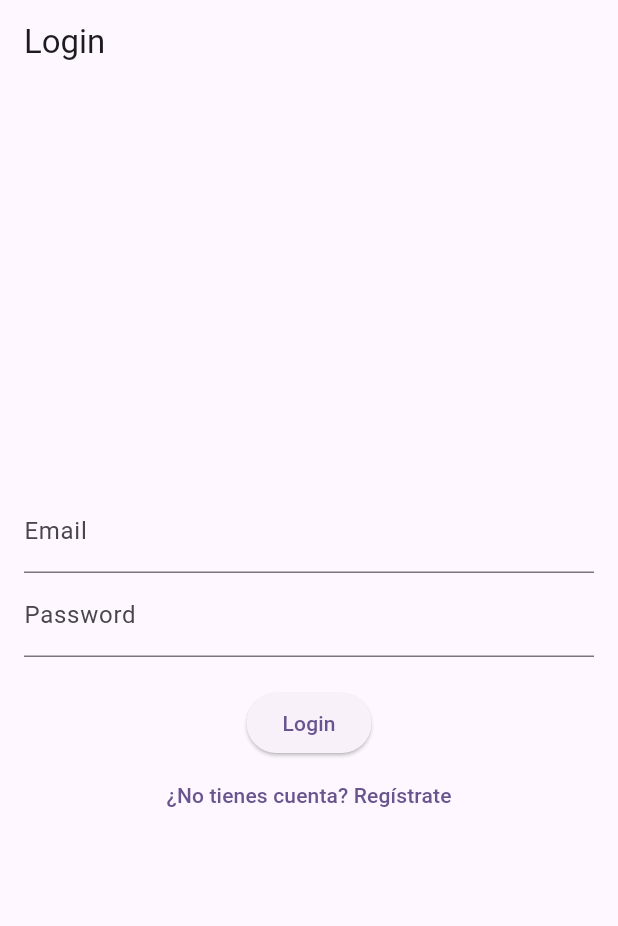
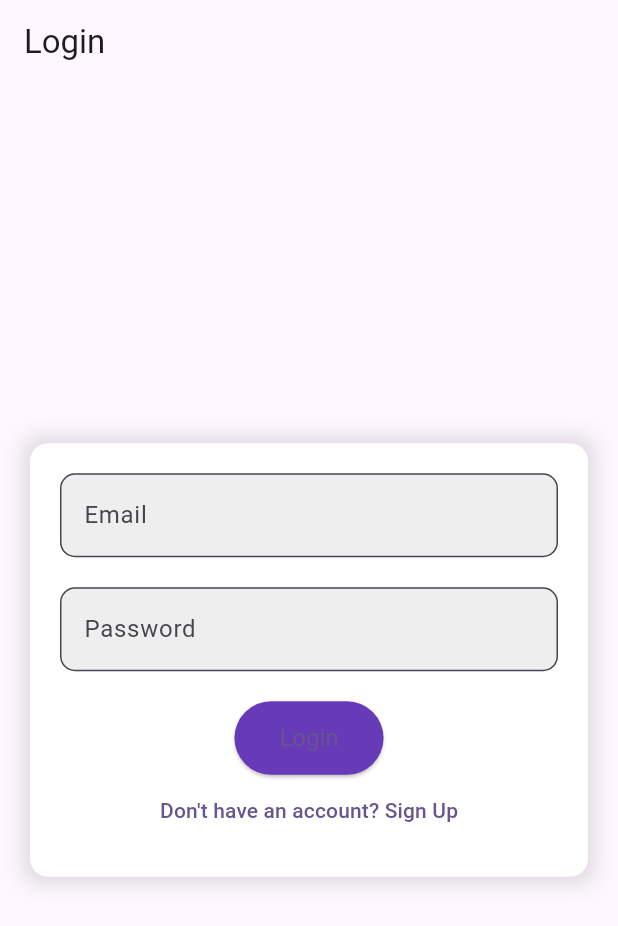
Before and after one commit to davidlealo/login_signup_app, a Flutter app: the screen it shows after launch, on a phone screen of 412 x 824 dp. Shown: the top 926 px of the screen. Run offline on Flutter 3.47's test engine with Material 3 defaults, Android fonts, the light colour scheme and no system bars; our stand-ins replace firebase_auth; accounts and stored records are empty.

Commit message:
new design login app

```diff
--- a/lib/main.dart
+++ b/lib/main.dart
@@ -13,9 +13,26 @@
       title: 'Flutter Login Demo',
       theme: ThemeData(
         colorScheme: ColorScheme.fromSeed(seedColor: Colors.deepPurple),
-        useMaterial3: true,
+        inputDecorationTheme: InputDecorationTheme(
+          filled: true,
+          fillColor: Colors.grey[200],
+          border: OutlineInputBorder(
+            borderRadius: BorderRadius.circular(10),
           ),
-      home: const AuthScreen(), // Cambia la pantalla inicial a AuthScreen
+          focusedBorder: OutlineInputBorder(
+            borderRadius: BorderRadius.circular(10),
+            borderSide: BorderSide(color: Colors.deepPurple),
+          ),
+        ),
+        elevatedButtonTheme: ElevatedButtonThemeData(
+          style: ElevatedButton.styleFrom(
+            backgroundColor: Colors.deepPurple,
+            padding: EdgeInsets.symmetric(horizontal: 30, vertical: 15),
+            textStyle: TextStyle(fontSize: 16),
+          ),
+        ),
+      ),
+      home: const AuthScreen(),
     );
   }
 }
@@ -30,13 +47,8 @@
 class _AuthScreenState extends State<AuthScreen> {
   final _emailController = TextEditingController();
   final _passwordController = TextEditingController();
-
-  // Lista de usuarios simulada para prueba
-  final List<Map<String, String>> _users = [
-    {"email": "test@example.com", "password": "1234"}
-  ];
-
-  bool _isSignUp = false; // Alternar entre Login y Signup
+  final List<Map<String, String>> _users = [{"email": "test@example.com", "password": "1234"}];
+  bool _isSignUp = false;
 
   void _toggleSignUp() {
     setState(() {
@@ -49,7 +61,6 @@
     final password = _passwordController.text;
 
     if (_isSignUp) {
-      // Lógica para registro
       bool userExists = _users.any((user) => user['email'] == email);
       if (userExists) {
         _showMessage("El usuario ya existe");
@@ -59,7 +70,6 @@
         _toggleSignUp();
       }
     } else {
-      // Lógica para inicio de sesión
       bool validUser = _users.any((user) =>
           user['email'] == email && user['password'] == password);
       if (validUser) {
@@ -82,18 +92,32 @@
       appBar: AppBar(
         title: Text(_isSignUp ? 'Sign Up' : 'Login'),
       ),
-      body: Padding(
-        padding: const EdgeInsets.all(16.0),
+      body: Center(
+        child: Container(
+          padding: EdgeInsets.all(20),
+          margin: EdgeInsets.symmetric(horizontal: 20),
+          decoration: BoxDecoration(
+            color: Colors.white,
+            borderRadius: BorderRadius.circular(12),
+            boxShadow: [
+              BoxShadow(
+                color: Colors.grey.withOpacity(0.3),
+                spreadRadius: 5,
+                blurRadius: 10,
+              ),
+            ],
+          ),
           child: Column(
-          mainAxisAlignment: MainAxisAlignment.center,
+            mainAxisSize: MainAxisSize.min,
             children: [
               TextField(
                 controller: _emailController,
-              decoration: const InputDecoration(labelText: 'Email'),
+                decoration: InputDecoration(labelText: 'Email'),
               ),
+              const SizedBox(height: 20),
               TextField(
                 controller: _passwordController,
-              decoration: const InputDecoration(labelText: 'Password'),
+                decoration: InputDecoration(labelText: 'Password'),
                 obscureText: true,
               ),
               const SizedBox(height: 20),
@@ -103,11 +127,10 @@
               ),
               TextButton(
                 onPressed: _toggleSignUp,
-              child: Text(_isSignUp
-                  ? '¿Ya tienes una cuenta? Inicia sesión'
-                  : '¿No tienes cuenta? Regístrate'),
+                child: Text(_isSignUp ? 'Already have an account? Login' : 'Don\'t have an account? Sign Up'),
               ),
             ],
+          ),
         ),
       ),
     );
```
Lines whose indentation alone changed are shown as unchanged.
